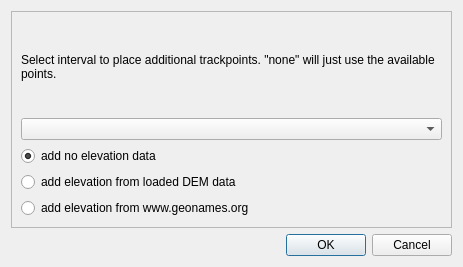
Qt form src/IDlgConvertToTrack.ui (ntruchsess/QLandkarteGT) before a commit.
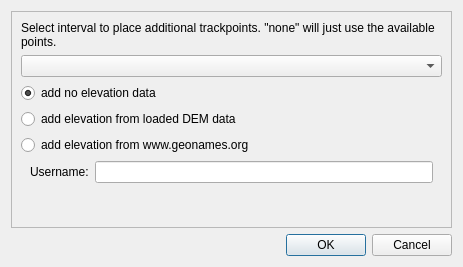
The same form after that commit.

Diff of the .ui file:
```diff
--- a/src/IDlgConvertToTrack.ui
+++ b/src/IDlgConvertToTrack.ui
@@ -60,6 +60,41 @@
         </property>
        </widget>
       </item>
+      <item>
+       <widget class="QWidget" name="widgetGeonamesOrgUsername" native="true">
+        <layout class="QHBoxLayout" name="boxGeonamesOrgUsername">
+         <property name="topMargin">
+          <number>0</number>
+         </property>
+         <property name="bottomMargin">
+          <number>0</number>
+         </property>
+         <item>
+          <widget class="QLabel" name="labelGeonamesOrgUsername">
+           <property name="text">
+            <string>Username:</string>
+           </property>
+          </widget>
+         </item>
+         <item>
+          <widget class="QLineEdit" name="editGeonamesOrgUsername"/>
+         </item>
+        </layout>
+       </widget>
+      </item>
+      <item>
+       <spacer name="verticalSpacer">
+        <property name="orientation">
+         <enum>Qt::Vertical</enum>
+        </property>
+        <property name="sizeHint" stdset="0">
+         <size>
+          <width>20</width>
+          <height>20</height>
+         </size>
+        </property>
+       </spacer>
+      </item>
      </layout>
     </widget>
    </item>
```
